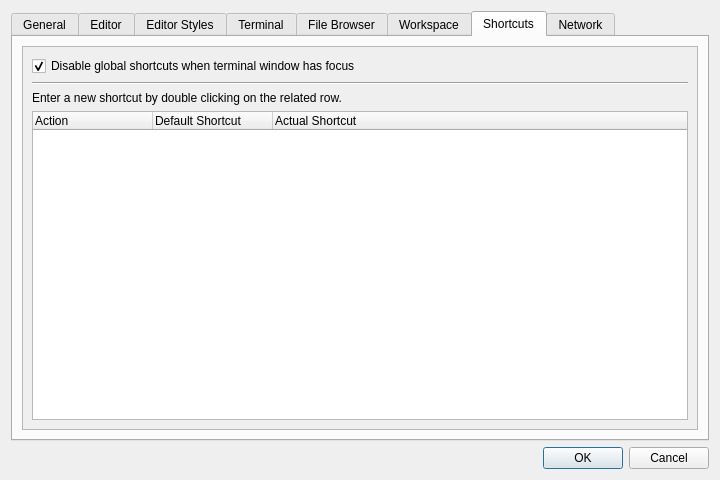
Before: the Qt Designer form libgui/src/settings-dialog.ui in ctaggart/octave, drawn with Qt 5.
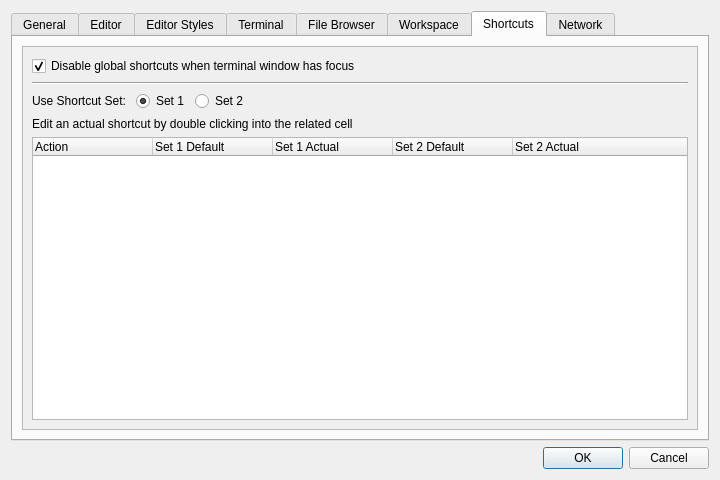
After: the same form once the commit is applied.

Commit message: provide a second set of shortcuts

The edit to the form file:
```diff
--- a/libgui/src/settings-dialog.ui
+++ b/libgui/src/settings-dialog.ui
@@ -1707,10 +1707,51 @@
                </property>
               </widget>
              </item>
+             <item>
+              <layout class="QHBoxLayout" name="horizontalLayout_14">
+               <item>
+                <widget class="QLabel" name="label_22">
+                 <property name="text">
+                  <string>Use Shortcut Set: </string>
+                 </property>
+                </widget>
+               </item>
+               <item>
+                <widget class="QRadioButton" name="rb_sc_set1">
+                 <property name="text">
+                  <string>Set 1</string>
+                 </property>
+                 <property name="checked">
+                  <bool>true</bool>
+                 </property>
+                </widget>
+               </item>
+               <item>
+                <widget class="QRadioButton" name="rb_sc_set2">
+                 <property name="text">
+                  <string>Set 2</string>
+                 </property>
+                </widget>
+               </item>
+               <item>
+                <spacer name="horizontalSpacer_17">
+                 <property name="orientation">
+                  <enum>Qt::Horizontal</enum>
+                 </property>
+                 <property name="sizeHint" stdset="0">
+                  <size>
+                   <width>40</width>
+                   <height>20</height>
+                  </size>
+                 </property>
+                </spacer>
+               </item>
+              </layout>
+             </item>
              <item>
               <widget class="QLabel" name="label_21">
                <property name="text">
-                <string>Enter a new shortcut by double clicking on the related row.</string>
+                <string>Edit an actual shortcut by double clicking into the related cell</string>
                </property>
               </widget>
              </item>
@@ -1739,9 +1780,6 @@
                    <height>0</height>
                   </size>
                  </property>
-                 <property name="lineWidth">
-                  <number>0</number>
-                 </property>
                  <property name="alternatingRowColors">
                   <bool>true</bool>
                  </property>
@@ -1755,7 +1793,7 @@
                   <bool>false</bool>
                  </property>
                  <property name="columnCount">
-                  <number>3</number>
+                  <number>5</number>
                  </property>
                  <attribute name="headerCascadingSectionResizes">
                   <bool>false</bool>
@@ -1776,21 +1814,35 @@
                   <property name="text">
                    <string>Action</string>
                   </property>
+                  <property name="font">
+                   <font>
+                    <italic>false</italic>
+                   </font>
+                  </property>
                  </column>
                  <column>
                   <property name="text">
-                   <string>Default Shortcut</string>
+                   <string>Set 1 Default</string>
                   </property>
-                  <property name="textAlignment">
-                   <set>AlignLeft|AlignVCenter</set>
+                 </column>
+                 <column>
+                  <property name="text">
+                   <string>Set 1 Actual</string>
                   </property>
                  </column>
                  <column>
                   <property name="text">
-                   <string>Actual Shortcut</string>
+                   <string>Set 2 Default</string>
                   </property>
-                  <property name="textAlignment">
-                   <set>AlignLeft|AlignVCenter</set>
+                  <property name="font">
+                   <font>
+                    <italic>false</italic>
+                   </font>
+                  </property>
+                 </column>
+                 <column>
+                  <property name="text">
+                   <string>Set 2 Actual</string>
                   </property>
                  </column>
                 </widget>
```
The commit also changes 3 other files.
